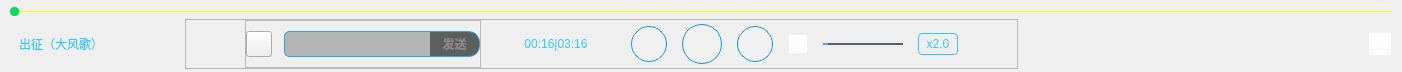
The window that VideoPlayer/videomodels/FloatPlayCtl.ui (huizhang556/pc-video-player) describes before a commit, drawn with Qt 5.
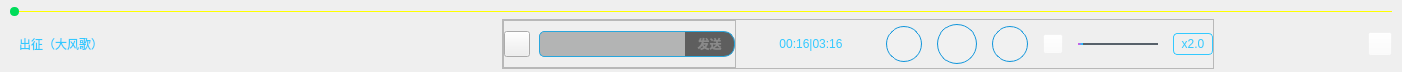
The same window after the commit. Icons and pictures are not drawn.

Patch:
```diff
--- a/VideoPlayer/videomodels/FloatPlayCtl.ui
+++ b/VideoPlayer/videomodels/FloatPlayCtl.ui
@@ -116,7 +116,7 @@
         <widget class="QPushButton" name="pushButton_name">
          <property name="minimumSize">
           <size>
-           <width>175</width>
+           <width>492</width>
            <height>36</height>
           </size>
          </property>
@@ -620,23 +620,17 @@
         </widget>
        </item>
        <item>
-        <widget class="QLabel" name="label">
-         <property name="minimumSize">
-          <size>
-           <width>350</width>
-           <height>0</height>
-          </size>
+        <spacer name="horizontalSpacer">
+         <property name="orientation">
+          <enum>Qt::Horizontal</enum>
          </property>
-         <property name="maximumSize">
+         <property name="sizeHint" stdset="0">
           <size>
-           <width>16777215</width>
-           <height>16777215</height>
+           <width>40</width>
+           <height>20</height>
           </size>
          </property>
-         <property name="text">
-          <string/>
-         </property>
-        </widget>
+        </spacer>
        </item>
        <item>
         <widget class="QPushButton" name="pushButton_fullScreen">
```
